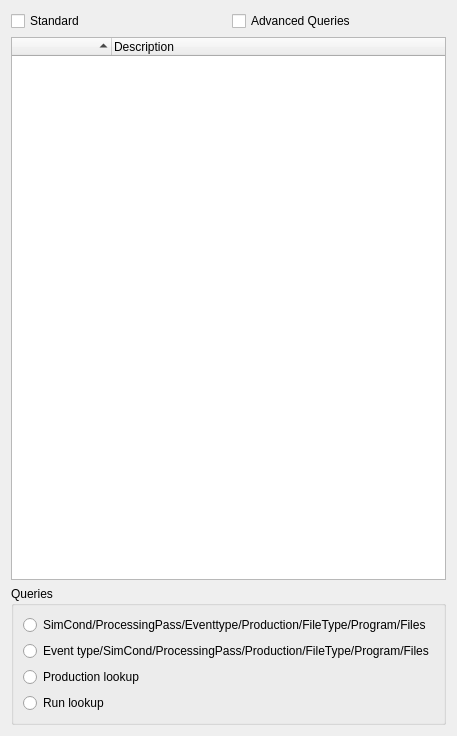
Above: LHCbDIRAC/BookkeepingSystem/Gui/Widget/TreeWidget.ui from antolu/LHCbDIRAC before the change. Below: the same form after it.
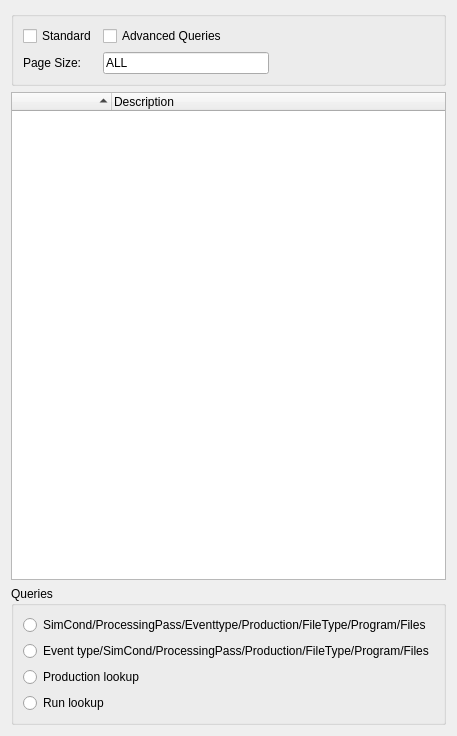
That is the form after the change.

Patch:
```diff
--- a/LHCbDIRAC/BookkeepingSystem/Gui/Widget/TreeWidget.ui
+++ b/LHCbDIRAC/BookkeepingSystem/Gui/Widget/TreeWidget.ui
@@ -12,7 +12,13 @@
   <property name="windowTitle" >
    <string>Form</string>
   </property>
-  <layout class="QGridLayout" >
+  <layout class="QGridLayout" name="gridLayout_2" >
+   <item row="0" column="0" >
+    <widget class="QGroupBox" name="groupBox" >
+     <property name="title" >
+      <string/>
+     </property>
+     <layout class="QGridLayout" name="gridLayout" >
    <item row="0" column="0" >
     <widget class="QCheckBox" name="standardQuery" >
      <property name="text" >
@@ -27,7 +33,37 @@
      </property>
     </widget>
    </item>
-   <item row="1" column="0" colspan="2" >
+      <item row="2" column="1" >
+       <widget class="QLineEdit" name="pageSize" >
+        <property name="text" >
+         <string>ALL</string>
+        </property>
+       </widget>
+      </item>
+      <item row="2" column="0" >
+       <widget class="QLabel" name="label" >
+        <property name="text" >
+         <string>Page Size:</string>
+        </property>
+       </widget>
+      </item>
+      <item row="2" column="2" >
+       <spacer name="horizontalSpacer" >
+        <property name="orientation" >
+         <enum>Qt::Horizontal</enum>
+        </property>
+        <property name="sizeHint" stdset="0" >
+         <size>
+          <width>40</width>
+          <height>20</height>
+         </size>
+        </property>
+       </spacer>
+      </item>
+     </layout>
+    </widget>
+   </item>
+   <item row="1" column="0" >
     <widget class="QTreeWidget" name="tree" >
      <property name="enabled" >
       <bool>true</bool>
@@ -71,7 +107,7 @@
      </column>
     </widget>
    </item>
-   <item row="2" column="0" colspan="2" >
+   <item row="2" column="0" >
     <widget class="QGroupBox" name="selection" >
      <property name="title" >
       <string>Queries</string>
```
Lines whose indentation alone changed are shown as unchanged.
